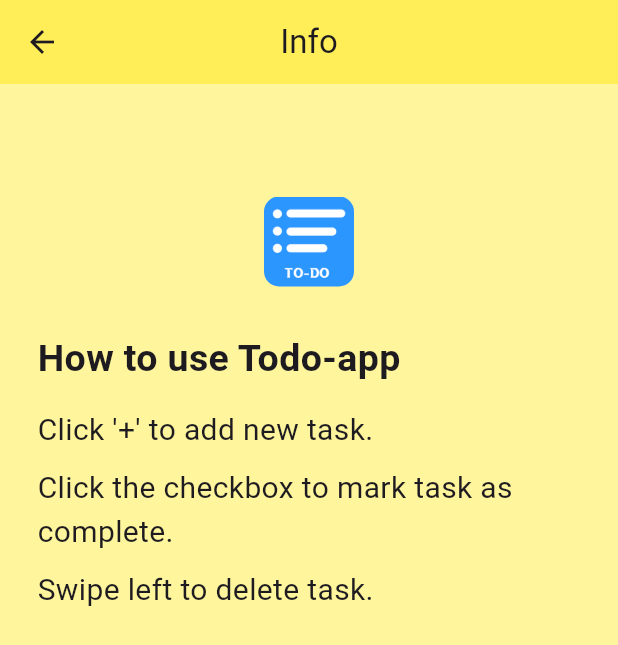
After one commit to varunfri/Todo-App, a Flutter app: the screen it shows after launch, after a tap on the "info" icon, on a phone screen of 412 x 824 dp. The commit adds this screen. Shown: the top 645 px of the screen. Run offline on Flutter 3.47's test engine with Material 3 defaults, Android fonts, the phone set to English and light mode, and no system bars; our stand-ins replace flutter_slidable, hive_flutter; accounts and stored records are empty.

Commit message:
Added info page
Added info page, to show how to use app

```diff
--- a/lib/database.dart
+++ b/lib/database.dart
@@ -11,7 +11,7 @@ class ToDoDatabase {
     todoList = [
       ["ToDo-List", false],
       ["Add Task", false],
-      ["Scroll left to delete task", false],
+      ["Swipe left to delete task", false],
     ];
     _myBox.put(1, todoList);
   }
--- /dev/null
+++ b/lib/pages/about.dart
@@ -0,0 +1,86 @@
+import 'package:flutter/material.dart';
+
+class About extends StatelessWidget {
+  const About({super.key});
+
+  @override
+  Widget build(BuildContext context) {
+    return Scaffold(
+      backgroundColor: Colors.yellow[200],
+      appBar: AppBar(
+        backgroundColor: Colors.yellow[400],
+        title: const Text("Info"),
+        centerTitle: true,
+      ),
+      body: Padding(
+        padding:const EdgeInsets.all(25),
+        child: Center(
+          child: Column(
+            children: [
+              const SizedBox(height: 50),
+              Container(
+                height: 60,
+                width: 60,
+                decoration: BoxDecoration(
+                  borderRadius: BorderRadius.circular(10),
+                  image: const DecorationImage(
+                    image: AssetImage("lib/images/logo.png"),
+                  ),
+                ),
+              ),
+              const Column(
+                crossAxisAlignment: CrossAxisAlignment.start,
+                children: [
+                  SizedBox(height: 30),
+                  Info(
+                    info: "How to use Todo-app",
+                    bold: FontWeight.bold,
+                    size: 25,
+                  ),
+                  SizedBox(height: 15),
+                  Info(
+                    info: "Click '+' to add new task.",
+                    size: 20,
+                  ),
+                  SizedBox(height: 10),
+                  Info(
+                    info: "Click the checkbox to mark task as complete.",
+                    size: 20,
+                  ),
+                  SizedBox(height: 10),
+                  Info(
+                    info: "Swipe left to delete task.",
+                    size: 20,
+                  ),
+                ],
+              ),
+            ],
+          ),
+        ),
+      ),
+    );
+  }
+}
+
+class Info extends StatelessWidget {
+  const Info({
+    super.key,
+    required this.info,
+    this.bold,
+    required this.size,
+  });
+  final String info;
+  final double size;
+  final FontWeight? bold;
+
+  @override
+  Widget build(BuildContext context) {
+    return Text(
+      info,
+      style: TextStyle(
+        fontSize: size,
+        fontWeight: bold,
+      ),
+    );
+  }
+}
--- a/lib/pages/home.dart
+++ b/lib/pages/home.dart
@@ -1,6 +1,7 @@
 import 'package:flutter/material.dart';
 import 'package:hive_flutter/hive_flutter.dart';
 import 'package:todo/database.dart';
+import 'package:todo/pages/about.dart';
 import 'package:todo/pages/dialog.dart';
 import 'package:todo/pages/todo_tile.dart';
 
@@ -84,6 +85,18 @@ class _HomeState extends State<Home> {
     return Scaffold(
       backgroundColor: Colors.yellow[200],
       appBar: AppBar(
+        actions: [
+          IconButton(
+              onPressed: () {
+                Navigator.push(
+                  context,
+                  MaterialPageRoute(
+                    builder: (context) => const About(),
+                  ),
+                );
+              },
+              icon: const Icon(Icons.info))
+        ],
         title: const Text("ToDo List"),
         centerTitle: true,
         backgroundColor: Colors.yellow[400],
--- a/pubspec.yaml
+++ b/pubspec.yaml
@@ -62,8 +62,8 @@ flutter:
   uses-material-design: true
 
   # To add assets to your application, add an assets section, like this:
-  # assets:
-  #   - images/a_dot_burr.jpeg
+  assets:
+    - lib/images/
   #   - images/a_dot_ham.jpeg
 
   # An image asset can refer to one or more resolution-specific "variants", see
```
Also changed, not shown: lib/images/logo.png (added).
